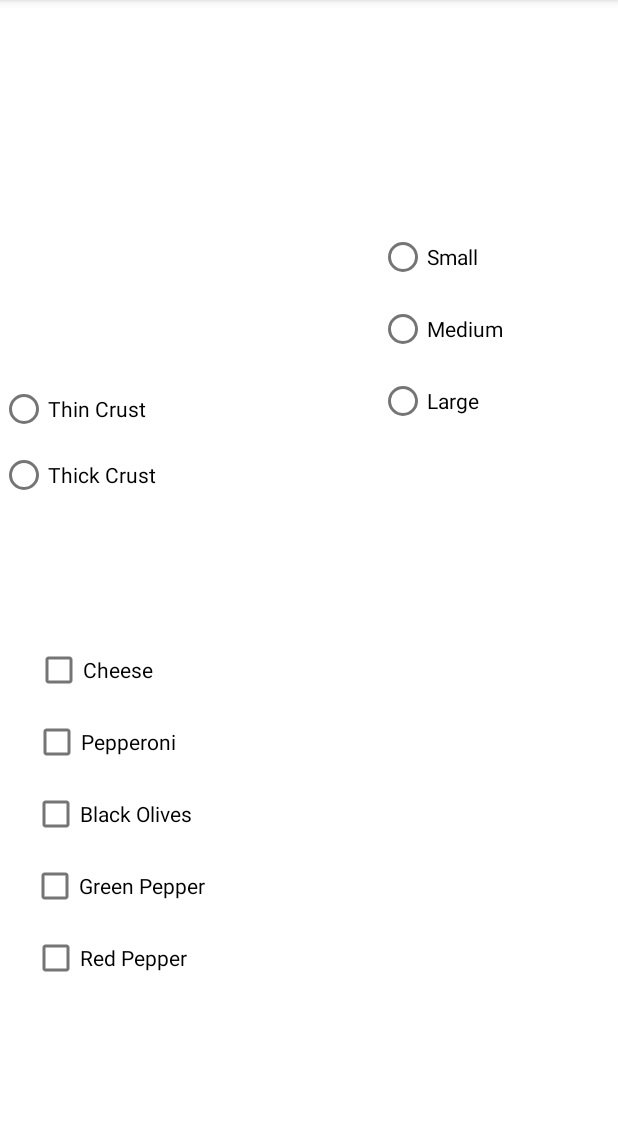
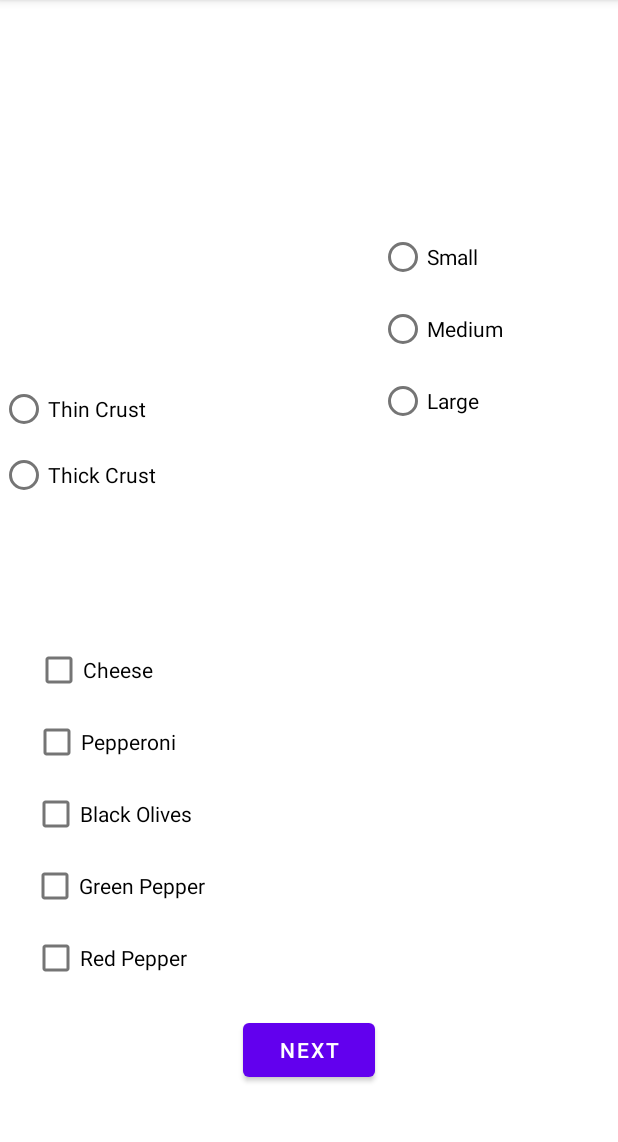
Before and after one commit to LindseyHatch6668/LindseyHatchAssign2, an Android app: the screen it shows after launch (HatchActivity1), after a tap on "NEXT", on a phone screen of 412 x 824 dp, the part 84-1226 px from its top. Run offline under Robolectric (Android 15) with nearby library versions, the phone set to English and light mode, and no system bars.

Commit message:
extracted resources and added a button

```diff
--- a/LindseyAssign22/src/main/java/lindsey/hatch/n01286668/LindseyActivity.java
+++ b/LindseyAssign22/src/main/java/lindsey/hatch/n01286668/LindseyActivity.java
@@ -32,7 +32,7 @@ public class LindseyActivity extends AppCompatActivity {
             }
         });
 
-        RadioGroup radioGroup = (RadioGroup) findViewById(R.id.radioGroup);
+        RadioGroup radioGroup = (RadioGroup) findViewById(R.id.lindseyradioGroup);
         radioGroup.setOnCheckedChangeListener(new RadioGroup.OnCheckedChangeListener() {
             @Override
             public void onCheckedChanged(RadioGroup group, int checkedId) {
--- a/LindseyAssign22/src/main/res/layout/activity_hatch1.xml
+++ b/LindseyAssign22/src/main/res/layout/activity_hatch1.xml
@@ -91,7 +91,7 @@
         android:id="@+id/checkBox"
         android:layout_width="wrap_content"
         android:layout_height="wrap_content"
-        android:text="Cheese"
+        android:text="@string/cheese"
         app:layout_constraintBottom_toBottomOf="parent"
         app:layout_constraintEnd_toEndOf="parent"
         app:layout_constraintHorizontal_bias="0.069"
@@ -103,7 +103,7 @@
         android:id="@+id/checkBox3"
         android:layout_width="wrap_content"
         android:layout_height="wrap_content"
-        android:text="Pepperoni"
+        android:text="@string/pepperoni"
         app:layout_constraintBottom_toBottomOf="parent"
         app:layout_constraintEnd_toEndOf="parent"
         app:layout_constraintHorizontal_bias="0.069"
@@ -115,7 +115,7 @@
         android:id="@+id/checkBox4"
         android:layout_width="wrap_content"
         android:layout_height="wrap_content"
-        android:text="Black Olives"
+        android:text="@string/black_olives"
         app:layout_constraintBottom_toBottomOf="parent"
         app:layout_constraintEnd_toEndOf="parent"
         app:layout_constraintHorizontal_bias="0.069"
@@ -127,7 +127,7 @@
         android:id="@+id/checkBox5"
         android:layout_width="wrap_content"
         android:layout_height="wrap_content"
-        android:text="Green Pepper"
+        android:text="@string/green_pepper"
         app:layout_constraintBottom_toBottomOf="parent"
         app:layout_constraintEnd_toEndOf="parent"
         app:layout_constraintHorizontal_bias="0.069"
@@ -139,7 +139,7 @@
         android:id="@+id/checkBox6"
         android:layout_width="wrap_content"
         android:layout_height="wrap_content"
-        android:text="Red Pepper"
+        android:text="@string/red_pepper"
         app:layout_constraintBottom_toBottomOf="parent"
         app:layout_constraintEnd_toEndOf="parent"
         app:layout_constraintHorizontal_bias="0.069"
@@ -147,4 +147,15 @@
         app:layout_constraintTop_toBottomOf="@+id/checkBox5"
         app:layout_constraintVertical_bias="0.0" />
 
+    <Button
+        android:id="@+id/button2"
+        android:layout_width="wrap_content"
+        android:layout_height="wrap_content"
+        android:text="@string/next"
+        app:layout_constraintBottom_toBottomOf="parent"
+        app:layout_constraintEnd_toEndOf="parent"
+        app:layout_constraintStart_toStartOf="parent"
+        app:layout_constraintTop_toBottomOf="@+id/lindseytextView"
+        app:layout_constraintVertical_bias="0.933" />
+
 </androidx.constraintlayout.widget.ConstraintLayout>
--- a/LindseyAssign22/src/main/res/layout/activity_main.xml
+++ b/LindseyAssign22/src/main/res/layout/activity_main.xml
@@ -7,7 +7,7 @@
     tools:context=".LindseyActivity">
 
     <RadioGroup
-        android:id="@+id/radioGroup"
+        android:id="@+id/lindseyradioGroup"
         android:layout_width="0dp"
         android:layout_height="282dp"
         android:layout_centerInParent="true"
--- a/LindseyAssign22/src/main/res/values/strings.xml
+++ b/LindseyAssign22/src/main/res/values/strings.xml
@@ -11,4 +11,9 @@
     <string name="medium">Medium</string>
     <string name="large">Large</string>
     <string name="textview">TextView</string>
+    <string name="red_pepper">Red Pepper</string>
+    <string name="green_pepper">Green Pepper</string>
+    <string name="black_olives">Black Olives</string>
+    <string name="pepperoni">Pepperoni</string>
+    <string name="cheese">Cheese</string>
 </resources>
```
